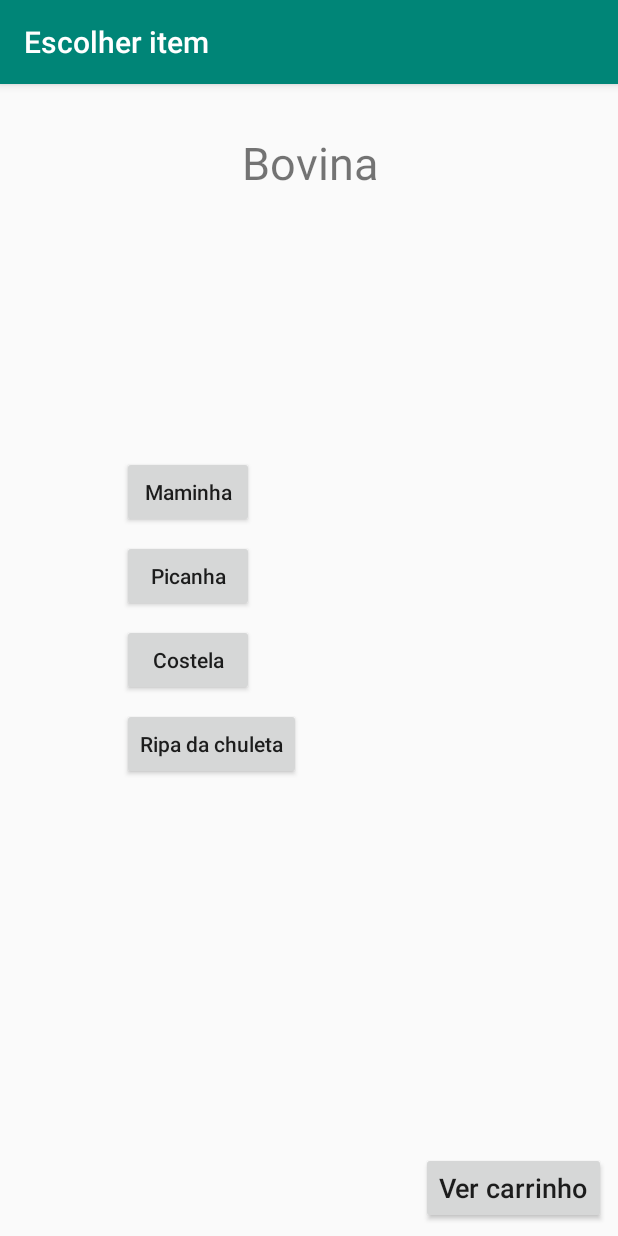
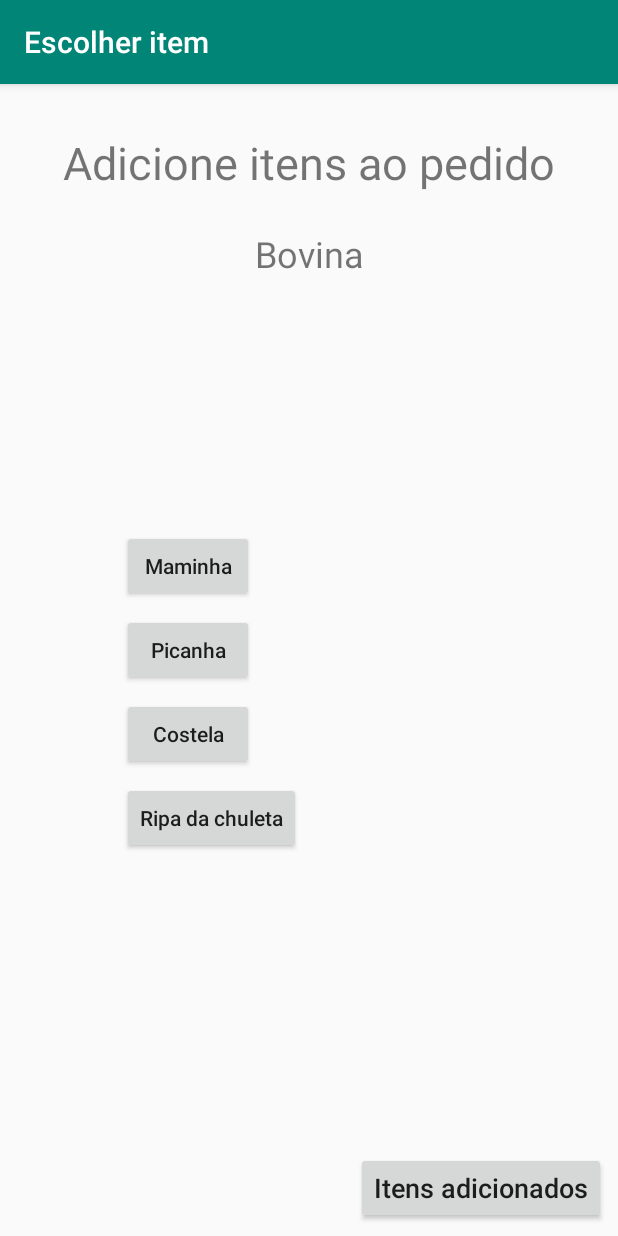
Before and after one commit to pcdateixeira/deliverybagual, an Android app: the AdicionarItem screen opened directly, with no data from a screen before it, after a tap on "Bovina", on a phone screen of 412 x 824 dp. Run offline under Robolectric (Android 15) with nearby library versions, the phone set to English and light mode, and no system bars.

Commit message:
Adiciona texto de ajuda.

```diff
--- a/app/src/main/java/com/example/deliverybagual/AdicionarItem.java
+++ b/app/src/main/java/com/example/deliverybagual/AdicionarItem.java
@@ -9,13 +9,6 @@ import android.widget.Button;
 import android.widget.TextView;
 
 public class AdicionarItem extends AppCompatActivity {
-
-    private TextView itens;
-    private Button botaoBovina;
-    private Button botaoSuina;
-    private Button botaoFrango;
-    private Button botaoAperitivos;
-    private Button botaoCarrinho;
 
     @Override
     protected void onCreate(Bundle savedInstanceState) {
--- a/app/src/main/res/layout/adicionar_item_por_tipo.xml
+++ b/app/src/main/res/layout/adicionar_item_por_tipo.xml
@@ -5,19 +5,6 @@
     android:layout_width="match_parent"
     android:layout_height="match_parent"
     tools:context=".AdicionarItemPorTipo">
-
-    <TextView
-        android:id="@+id/titulo"
-        android:layout_width="wrap_content"
-        android:layout_height="wrap_content"
-        android:layout_marginTop="32dp"
-        android:gravity="center_horizontal"
-        android:textSize="30sp"
-        android:visibility="invisible"
-        app:layout_constraintEnd_toEndOf="parent"
-        app:layout_constraintStart_toStartOf="parent"
-        app:layout_constraintTop_toTopOf="parent"
-        app:layout_constraintVertical_chainStyle="packed" />
 
     <Button
         android:id="@+id/botaoItemUm"
@@ -31,6 +18,7 @@
         app:layout_constraintHorizontal_bias="0.25"
         app:layout_constraintStart_toStartOf="parent"
         app:layout_constraintTop_toTopOf="parent"
+        app:layout_constraintVertical_bias="0.6"
         app:layout_constraintVertical_chainStyle="packed" />
 
     <Button
@@ -78,4 +66,25 @@
         app:layout_constraintBottom_toBottomOf="parent"
         app:layout_constraintEnd_toEndOf="parent" />
 
+    <TextView
+        android:id="@+id/texto_ajuda"
+        android:layout_width="wrap_content"
+        android:layout_height="wrap_content"
+        android:layout_marginTop="32dp"
+        android:text="@string/adicione_itens"
+        android:textSize="30sp"
+        app:layout_constraintEnd_toEndOf="parent"
+        app:layout_constraintStart_toStartOf="parent"
+        app:layout_constraintTop_toTopOf="parent" />
+
+    <TextView
+        android:id="@+id/titulo"
+        android:layout_width="wrap_content"
+        android:layout_height="wrap_content"
+        android:layout_marginTop="24dp"
+        android:textSize="24sp"
+        app:layout_constraintEnd_toEndOf="parent"
+        app:layout_constraintStart_toStartOf="parent"
+        app:layout_constraintTop_toBottomOf="@+id/texto_ajuda" />
+
 </androidx.constraintlayout.widget.ConstraintLayout>
--- a/app/src/main/res/layout/lista_pedidos.xml
+++ b/app/src/main/res/layout/lista_pedidos.xml
@@ -14,7 +14,7 @@
         android:layout_marginRight="8dp"
         android:layout_marginBottom="8dp"
         android:onClick="novoPedido"
-        android:text="Novo pedido"
+        android:text="@string/novo_pedido"
         app:layout_constraintBottom_toBottomOf="parent"
         app:layout_constraintEnd_toEndOf="parent" />
 
--- a/app/src/main/res/values/strings.xml
+++ b/app/src/main/res/values/strings.xml
@@ -3,8 +3,8 @@
     <string name="pedidos">Pedidos</string>
     <string name="listavazia">Nenhum pedido em andamento</string>
     <string name="novopedido">Novo pedido</string>
-    <string name="itens">Itens</string>
-    <string name="vercarrinho">Ver carrinho</string>
+    <string name="adicione_itens">Adicione itens ao pedido</string>
+    <string name="vercarrinho">Itens adicionados</string>
     <string name="bovina">Bovina</string>
     <string name="suina">Suína</string>
     <string name="frango">Frango</string>
@@ -28,4 +28,5 @@
     <string name="porcaopequena">Espeto pequeno (700g)</string>
     <string name="porcaogrande">Espeto grande (1,2kg)</string>
     <string name="adicionar">Adicionar</string>
+    <string name="novo_pedido">Novo pedido</string>
 </resources>
```
Also changed, not shown: app/src/main/res/layout/adicionar_item.xml (+4 -7 lines), app/src/main/res/layout/adicionar_item_por_tamanho.xml (+15 -5 lines).
